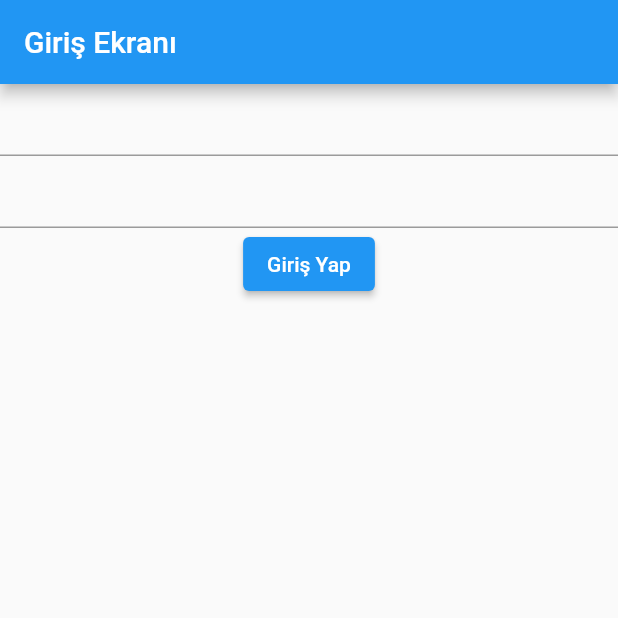
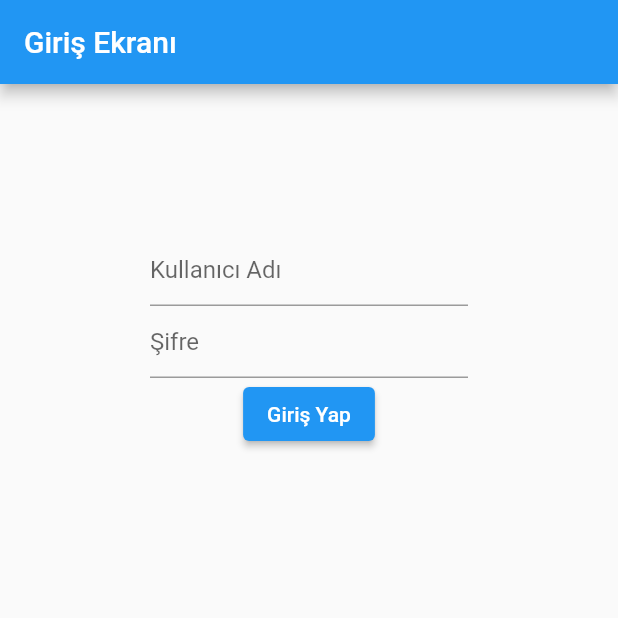
Before and after one commit to emreavarisli/oaBasaranCourse, a Flutter app: the screen it shows after launch, on a phone screen of 412 x 824 dp, the top half of it. Run offline on Flutter 3.47's test engine with Material 2 defaults, Android fonts, the phone set to English and light mode, and no system bars.

Commit message:
new modelroute

```diff
--- a/number5_video/lib/main.dart
+++ b/number5_video/lib/main.dart
@@ -29,20 +29,43 @@ class _GirisEkraniState extends State<GirisEkrani> {
   TextEditingController t2 = TextEditingController();
 
   girisYap() {
-    Navigator.pushNamed(context, "/ProfilSayfasiRotasi",
+    if (t1.text == "admin" && t2.text = "1234") {
+      Navigator.pushNamed(context, "/ProfilSayfasiRotasi",
         arguments: VeriModeli(kullaniciAdi: t1.text, sifre: t2.text));
+    } else {
+      showDialog(
+        context: context,
+        builder: (BuildContext context) {
+          return AlertDialog(
+            title: const Text("Yanlış kullanıcı adı veya şifre"),
+            content: const Text("Lütfen giriş bilgilerinizi gözden geçirin."),
+            actions: <Widget>[
+               ElevatedButton(
+                child: const Text("Kapat"),
+                onPressed: () {
+                  Navigator.of(context).pop();
+                },
+              ),
+            ],
+          );
+        },
+      );
+    }
   }
 
   @override
   Widget build(BuildContext context) {
     return Scaffold(
       appBar: AppBar(title: const Text("Giriş Ekranı")),
-      body: Container(
-        child: Column(children: [
-          TextFormField(controller: t1),
-          TextFormField(controller: t2),
-          ElevatedButton(onPressed: girisYap, child: const Text("Giriş Yap"))
-        ]),
+      body: Center(
+        child: Container(
+          margin: const EdgeInsets.all(100),
+          child: Column(children: [
+            TextFormField(decoration: const InputDecoration(hintText: "Kullanıcı Adı"), controller: t1),
+            TextFormField(decoration: const InputDecoration(hintText: "Şifre"), controller: t2),
+            ElevatedButton(onPressed: girisYap, child: const Text("Giriş Yap"))
+          ]),
+        ),
       ),
     );
   }
```
